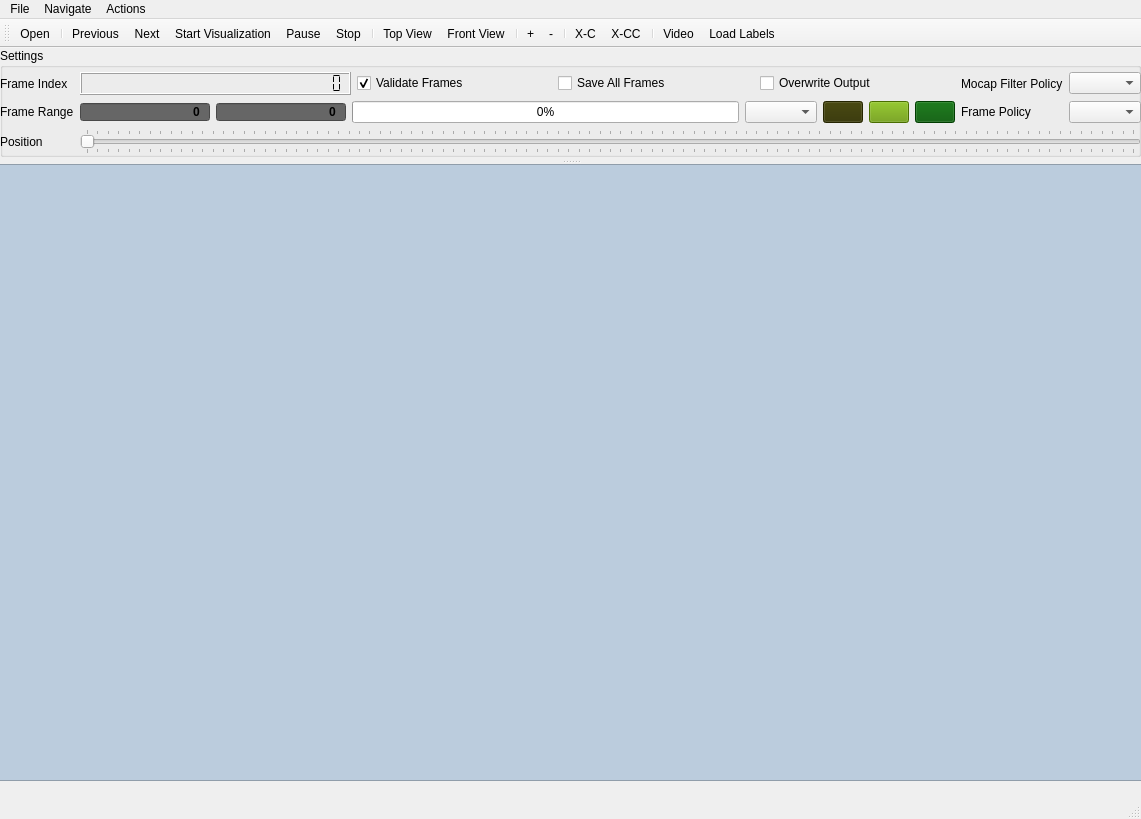
Above: tools/workbench/visualization_window.ui from hcilab-uic/ipme before the change. Below: the same form after it.
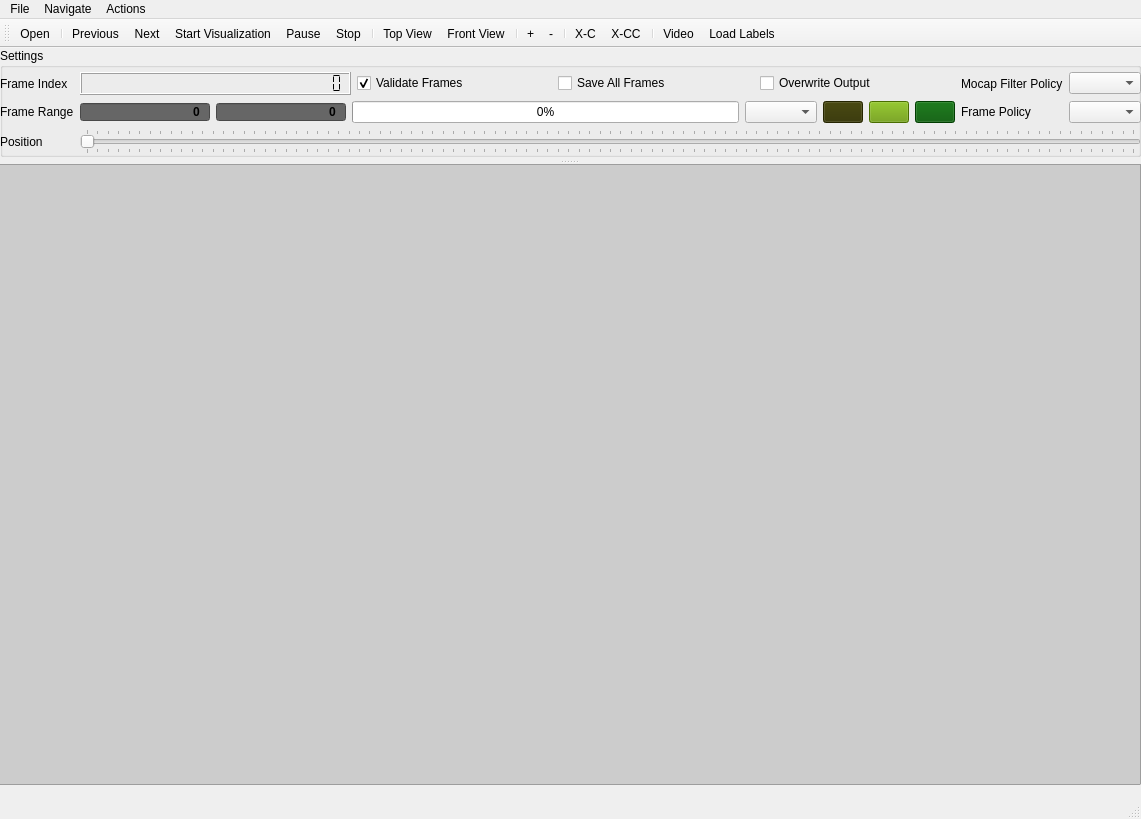
That is the form after the change. Icons and pictures are not drawn.

Patch:
```diff
--- a/tools/workbench/visualization_window.ui
+++ b/tools/workbench/visualization_window.ui
@@ -282,8 +282,8 @@
      <rect>
       <x>-4</x>
       <y>112</y>
-      <width>1149</width>
-      <height>621</height>
+      <width>1145</width>
+      <height>625</height>
      </rect>
     </property>
     <property name="sizePolicy">
@@ -332,9 +332,8 @@
       <bool>true</bool>
      </property>
      <property name="styleSheet">
-      <string notr="true">background: #bcd;
-font-weight: bold;
-padding: 5px 25px 5px 25px;
+      <string notr="true">background: #ccc;
+padding: 3px;
 </string>
      </property>
      <property name="readOnly">
```
Left out of the diff: 2 changed lines with no effect on the pictures.
